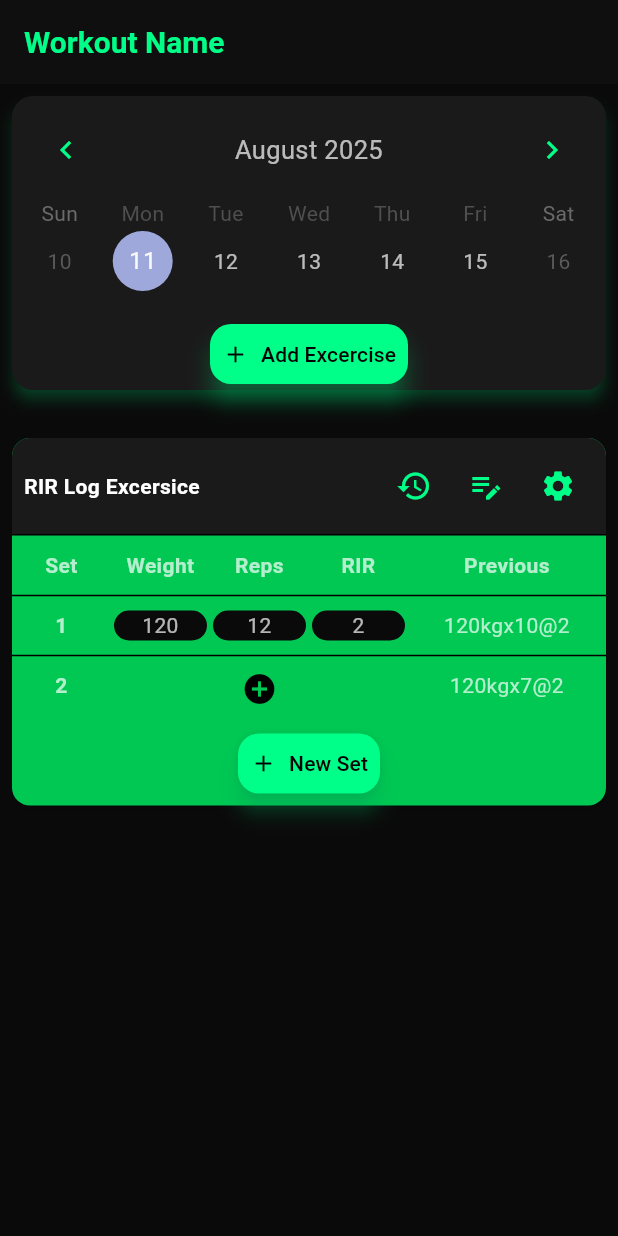
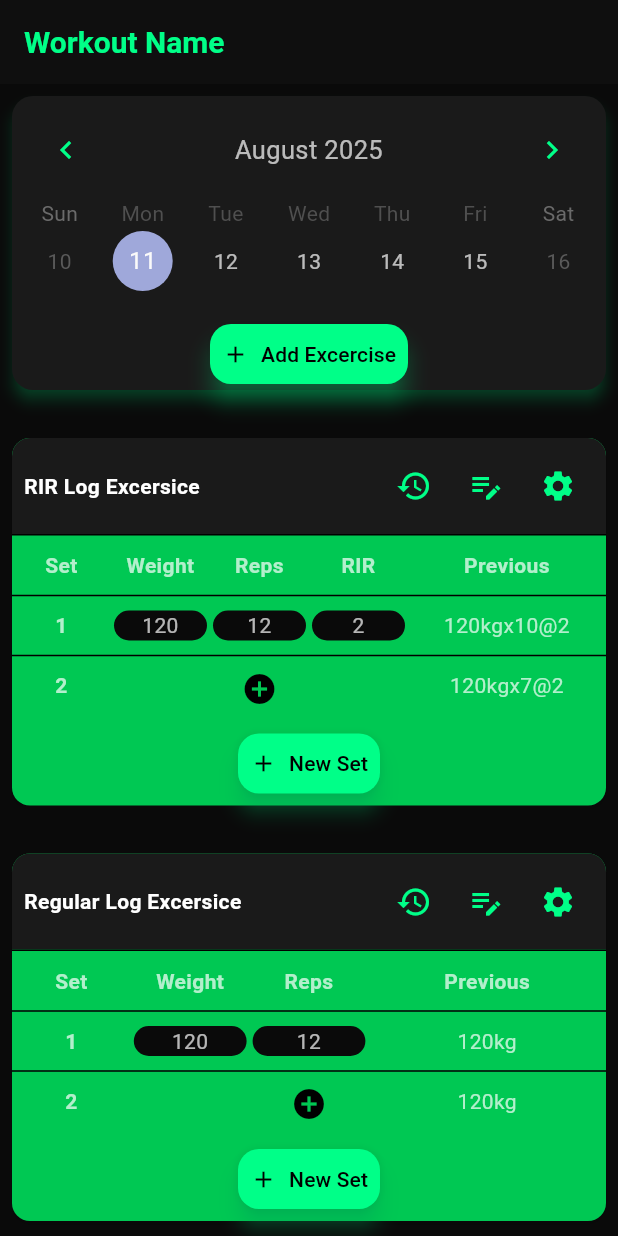
Before and after one commit to diegoZarateFer/gym-tracker-app, a Flutter app: the screen it shows after launch, on a phone screen of 412 x 824 dp. Run offline on Flutter 3.47's test engine with Material 3 defaults, Android fonts, the light colour scheme and no system bars; drawn by our look-alikes of table_calendar.

Commit message:
Agregando container para sets con RIR.

```diff
--- a/lib/screens/register_workout.dart
+++ b/lib/screens/register_workout.dart
@@ -1,5 +1,6 @@
 import 'package:flutter/material.dart';
-import 'package:gym_tracker_ui/screens/widgets/set_container.dart';
+import 'package:gym_tracker_ui/screens/widgets/regular_set_container.dart';
+import 'package:gym_tracker_ui/screens/widgets/rir_set_container.dart';
 import 'package:intl/intl.dart';
 import 'package:table_calendar/table_calendar.dart';
 
@@ -14,8 +15,7 @@ class RegisterWorkout extends StatelessWidget {
   Widget build(BuildContext context) {
     return Scaffold(
       appBar: AppBar(title: const Text("Workout Name")),
-      body: SingleChildScrollView(
-        child: Column(
+      body: Column(
         children: [
           Card(
             color: Theme.of(context).colorScheme.surface,
@@ -56,12 +56,19 @@ class RegisterWorkout extends StatelessWidget {
               ),
             ),
           ),
-            const SizedBox(
-              height: 16,
-            ),
-            const SetContainer(),
+          const SizedBox(height: 16),
+          const Expanded(
+            child: SingleChildScrollView(
+              child: Column(
+                children: [
+                  RIRSetContainer(),
+                  SizedBox(height: 16),
+                  RegularSetContainer(),
                 ],
               ),
+            ),
+          )
+        ],
       ),
     );
   }
--- a/lib/screens/widgets/field_cell.dart
+++ b/lib/screens/widgets/field_cell.dart
@@ -1,6 +1,6 @@
 import 'package:flutter/material.dart';
 import 'package:gym_tracker_ui/screens/extensions/context_ext.dart';
-import 'package:gym_tracker_ui/screens/widgets/register_regular_set_dialog.dart';
+import 'package:gym_tracker_ui/screens/widgets/register_rir_set_dialog.dart';
 
 class FieldCell extends StatelessWidget {
   const FieldCell(
@@ -15,7 +15,7 @@ class FieldCell extends StatelessWidget {
     return TableCell(
       child: GestureDetector(
         onTap: () {
-          context.showBottomDialog(const RegisterRegularSet());
+          context.showBottomDialog(const RegisterRIRSet());
         },
         child: Padding(
           padding: const EdgeInsets.symmetric(vertical: 10, horizontal: 2),
--- a/lib/screens/widgets/register_rir_set_dialog.dart
+++ b/lib/screens/widgets/register_rir_set_dialog.dart
@@ -98,6 +98,9 @@ class RegisterRIRSet extends StatelessWidget {
                       ),
                     ),
                   ),
+                  SizedBox(
+                    width: 8,
+                  ),
                   Text(
                     "@",
                     style: TextStyle(
--- /dev/null
+++ b/lib/screens/widgets/regular_set_container.dart
@@ -0,0 +1,135 @@
+import 'package:flutter/material.dart';
+import 'package:gym_tracker_ui/screens/extensions/context_ext.dart';
+import 'package:gym_tracker_ui/screens/widgets/add_set_cell.dart';
+import 'package:gym_tracker_ui/screens/widgets/empty_cell.dart';
+import 'package:gym_tracker_ui/screens/widgets/field_cell.dart';
+import 'package:gym_tracker_ui/screens/widgets/notes_dialog.dart';
+import 'package:gym_tracker_ui/screens/widgets/text_dell.dart';
+import 'package:gym_tracker_ui/screens/widgets/title_cell.dart';
+
+class RegularSetContainer extends StatelessWidget {
+  const RegularSetContainer({super.key});
+
+  @override
+  Widget build(BuildContext context) {
+    return Padding(
+      padding: const EdgeInsets.all(8.0),
+      child: Container(
+        decoration: BoxDecoration(
+          color: Theme.of(context).colorScheme.secondaryContainer,
+          borderRadius: BorderRadius.circular(12),
+          boxShadow: const [
+            BoxShadow(
+              color: Colors.black12,
+              blurRadius: 4,
+              offset: Offset(0, 2),
+            ),
+          ],
+        ),
+        child: Column(
+          mainAxisSize: MainAxisSize.min,
+          children: [
+            Container(
+              width: double.infinity,
+              padding: const EdgeInsets.all(8),
+              decoration: BoxDecoration(
+                color: Theme.of(context).colorScheme.surface,
+                borderRadius:
+                    const BorderRadius.vertical(top: Radius.circular(12)),
+              ),
+              child: Row(
+                children: [
+                  const Text(
+                    'Regular Log Excersice',
+                    style: TextStyle(
+                      color: Colors.white,
+                      fontWeight: FontWeight.bold,
+                    ),
+                  ),
+                  const Spacer(),
+                  IconButton(
+                    onPressed: () {},
+                    icon: const Icon(Icons.history),
+                  ),
+                  IconButton(
+                    onPressed: () {
+                      context.showBottomDialog(const ExerciseNotes());
+                    },
+                    icon: const Icon(Icons.edit_note_sharp),
+                  ),
+                  IconButton(
+                    onPressed: () {},
+                    icon: const Icon(Icons.settings),
+                  ),
+                ],
+              ),
+            ),
+            Divider(
+              height: 1,
+              thickness: 1,
+              color: Theme.of(context).colorScheme.onSecondary,
+            ),
+            Table(
+              border: const TableBorder(
+                horizontalInside: BorderSide(
+                  color: Colors.black,
+                  width: 1,
+                ),
+              ),
+              columnWidths: const {
+                0: FlexColumnWidth(1),
+                1: FlexColumnWidth(1),
+                2: FlexColumnWidth(1),
+                3: FlexColumnWidth(2),
+              },
+              children: const <TableRow>[
+                TableRow(
+                  children: [
+                    TitleCell("Set"),
+                    TitleCell("Weight"),
+                    TitleCell("Reps"),
+                    TitleCell("Previous"),
+                  ],
+                ),
+                TableRow(
+                  children: [
+                    TitleCell("1"),
+                    FieldCell("120"),
+                    FieldCell("12"),
+                    TextCell("120kg")
+                  ],
+                ),
+                TableRow(
+                  children: [
+                    TitleCell("2"),
+                    EmptyCell(),
+                    AddSetCell(),
+                    TextCell("120kg"),
+                  ],
+                ),
+              ],
+            ),
+            const SizedBox(
+              height: 8,
+            ),
+            ElevatedButton.icon(
+              onPressed: () {},
+              icon: const Icon(Icons.add),
+              label: const Text(
+                "New Set",
+              ),
+              style: ElevatedButton.styleFrom(
+                padding: const EdgeInsets.symmetric(
+                  horizontal: 8,
+                  vertical: 8,
+                ),
+                tapTargetSize: MaterialTapTargetSize.shrinkWrap,
+              ),
+            ),
+            const SizedBox(height: 8),
+          ],
+        ),
+      ),
+    );
+  }
+}
--- a/lib/screens/widgets/set_container.dart
+++ b/lib/screens/widgets/rir_set_container.dart
@@ -7,8 +7,8 @@ import 'package:gym_tracker_ui/screens/widgets/notes_dialog.dart';
 import 'package:gym_tracker_ui/screens/widgets/text_dell.dart';
 import 'package:gym_tracker_ui/screens/widgets/title_cell.dart';
 
-class SetContainer extends StatelessWidget {
-  const SetContainer({super.key});
+class RIRSetContainer extends StatelessWidget {
+  const RIRSetContainer({super.key});
 
   @override
   Widget build(BuildContext context) {
```
Lines whose indentation alone changed are shown as unchanged.
